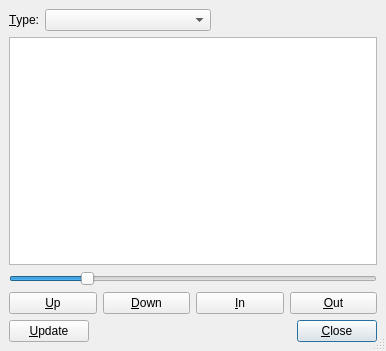
The window that src/frontends/qt4/ui/QTocUi.ui (cburschka/lyx) describes before a commit, drawn with Qt 5.
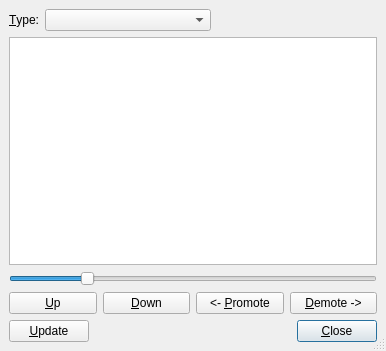
The same window after the commit.

Commit message: - Boring promote and demote instead of the sexy in and out

Diff of the .ui file:
```diff
--- a/src/frontends/qt4/ui/QTocUi.ui
+++ b/src/frontends/qt4/ui/QTocUi.ui
@@ -47,17 +47,17 @@
        </property>
       </widget>
      </item>
-     <item row="0" column="3" >
+     <item row="0" column="2" >
       <widget class="QPushButton" name="moveOutPB" >
        <property name="text" >
-        <string>&amp;Out</string>
+        <string>&lt;- &amp;Promote</string>
        </property>
       </widget>
      </item>
-     <item row="0" column="2" >
+     <item row="0" column="3" >
       <widget class="QPushButton" name="moveInPB" >
        <property name="text" >
-        <string>&amp;In</string>
+        <string>&amp;Demote -></string>
        </property>
       </widget>
      </item>
```
Left out of the diff: 4 changed lines with no effect on the pictures.
